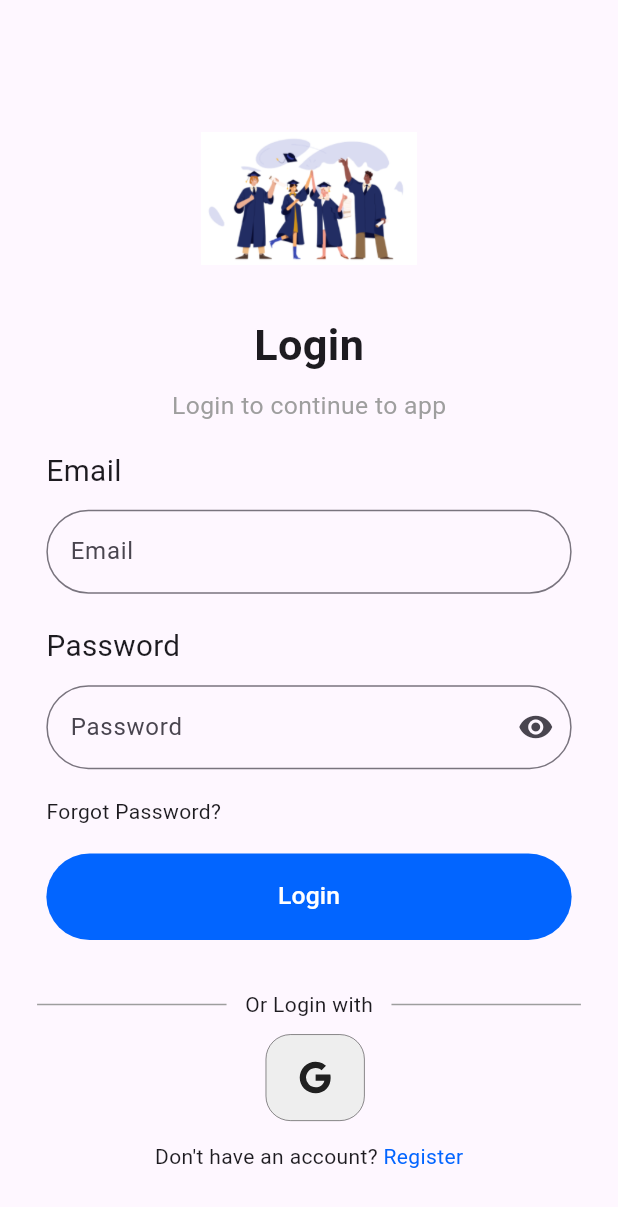
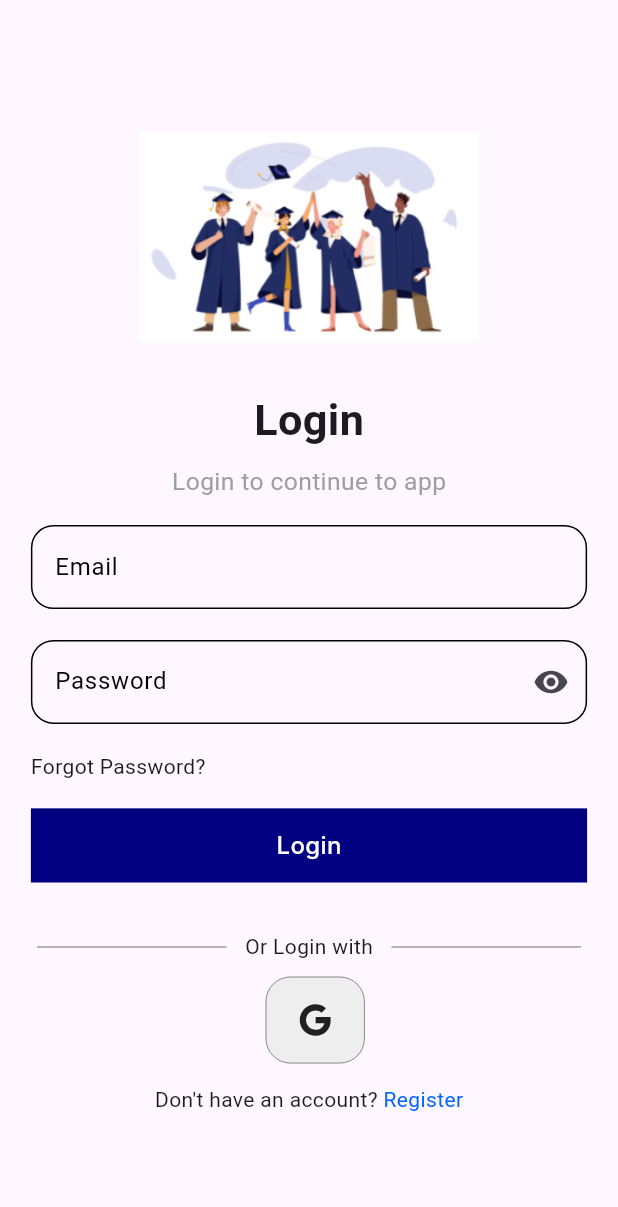
Before and after one commit to SohamDesai1/XIE-IT-HUB, a Flutter app: the screen it shows after launch, on a phone screen of 412 x 824 dp. Shown: the top 1207 px of the screen. Run offline on Flutter 3.47's test engine with Material 3 defaults, Android fonts, the phone set to English and light mode, and no system bars; our stand-ins replace animated_splash_screen, cloud_firestore, firebase_auth, firebase_core, floating_bottom_navigation_bar, flutter_riverpod and 8 more; missing offline and left inert: flutter_custom_carousel_slider, horizontal_calendar, syncfusion_flutter_pdfviewer; accounts and stored records are empty; Roboto replaces fonts that are missing (Inter).

Commit message:
style(login): changed button

```diff
--- a/lib/screens/auth/login.dart
+++ b/lib/screens/auth/login.dart
@@ -6,6 +6,8 @@ import 'package:flutter_riverpod/flutter_riverpod.dart';
 import 'package:go_router/go_router.dart';
 import 'package:ionicons/ionicons.dart';
 import 'package:sizer/sizer.dart';
+
+import '../../widgets/text_fields.dart';
 
 class Login extends ConsumerStatefulWidget {
   const Login({super.key});
@@ -31,7 +33,7 @@ class _LoginState extends ConsumerState<Login> {
           child: Column(
             children: [
               SizedBox(
-                width: 35.w,
+                width: 55.w,
                 child: Image.asset("assets/images/log.png"),
               ),
               SizedBox(
@@ -57,53 +59,24 @@ class _LoginState extends ConsumerState<Login> {
                   child: Column(
                     crossAxisAlignment: CrossAxisAlignment.start,
                     children: [
-                      Text(
-                        "Email",
-                        style: TextStyle(fontSize: 2.4.h),
-                      ),
-                      SizedBox(
-                        height: 1.5.h,
-                      ),
-                      SizedBox(
-                        width: 85.w,
-                        child: TextFormField(
+                      InputField(
+                          er1: "Email is required",
+                          er2: "Email is not valid",
+                          reg: RegExp(
+                              r"^[a-zA-Z0-9._%+-]+@student\.xavier\.ac\.in$"),
+                          inputType: TextInputType.emailAddress,
                           controller: email,
-                          decoration: InputDecoration(
-                            labelText: 'Email',
-                            border: OutlineInputBorder(
-                              borderSide: const BorderSide(
-                                width: 1,
-                              ),
-                              borderRadius: BorderRadius.circular(5.h),
-                            ),
-                          ),
-                          keyboardType: TextInputType.emailAddress,
-                        ),
-                      ),
+                          label: "Email"),
                       SizedBox(
                         height: 2.5.h,
                       ),
-                      Text(
-                        "Password",
-                        style: TextStyle(fontSize: 2.4.h),
-                      ),
-                      SizedBox(
-                        height: 1.5.h,
-                      ),
-                      SizedBox(
-                        width: 85.w,
-                        child: TextFormField(
+                      InputField(
+                        pass: passwordVisible,
+                        er1: "Password is required",
+                        inputType: TextInputType.visiblePassword,
                         controller: password,
-                          obscureText: passwordVisible,
-                          decoration: InputDecoration(
-                            labelText: 'Password',
-                            border: OutlineInputBorder(
-                              borderSide: const BorderSide(
-                                width: 1,
-                              ),
-                              borderRadius: BorderRadius.circular(5.h),
-                            ),
-                            suffixIcon: IconButton(
+                        label: "Password",
+                        sicon: IconButton(
                           icon: Icon(passwordVisible
                               ? Icons.visibility
                               : Icons.visibility_off),
@@ -116,9 +89,6 @@ class _LoginState extends ConsumerState<Login> {
                           },
                         ),
                       ),
-                          keyboardType: TextInputType.visiblePassword,
-                        ),
-                      ),
                       SizedBox(
                         height: 2.2.h,
                       ),
@@ -126,34 +96,32 @@ class _LoginState extends ConsumerState<Login> {
                       SizedBox(
                         height: 2.2.h,
                       ),
-                      Container(
-                        width: 85.w,
-                        height: 7.h,
-                        decoration: BoxDecoration(
-                            borderRadius: BorderRadius.circular(5.h),
-                            color: const Color.fromARGB(255, 2, 101, 255)),
-                        child: TextButton(
-                          onPressed: () {
+                      GestureDetector(
+                        onTap: () {
                           // if (_formKey.currentState!.validate()) {
-                            // final user = auth.signInWithEmail(
-                            //       email.text, password.text);
+                          //   final user =
+                          //       auth.signInWithEmail(email.text, password.text);
                           //   if (user != null) {
-                            // ref.read(goRouterNotifierProvider).isLoggedIn =
-                            //     true;
+                          //     ref.read(goRouterNotifierProvider).isLoggedIn =
+                          //         true;
                           GoRouter.of(context).go('/home');
-                            // Navigator.push(
-                            //     context,
-                            //     MaterialPageRoute(
-                            //       builder: (context) => const HomePage(),
-                            //     ));
-                            // }
+                          //   }
                           // }
                         },
+                        child: Container(
+                          width: 90.w,
+                          height: 6.h,
+                          color: const Color(0xFF000080),
+                          child: const Center(
                               child: Text(
-                            "Login",
-                            style:
-                                TextStyle(fontSize: 2.h, color: Colors.white),
+                            'Login',
+                            style: TextStyle(
+                              color: Colors.white,
+                              fontSize: 16,
+                              fontFamily: 'Inter',
+                              fontWeight: FontWeight.w500,
                             ),
+                          )),
                         ),
                       ),
                     ],
```
Lines whose indentation alone changed are shown as unchanged.
